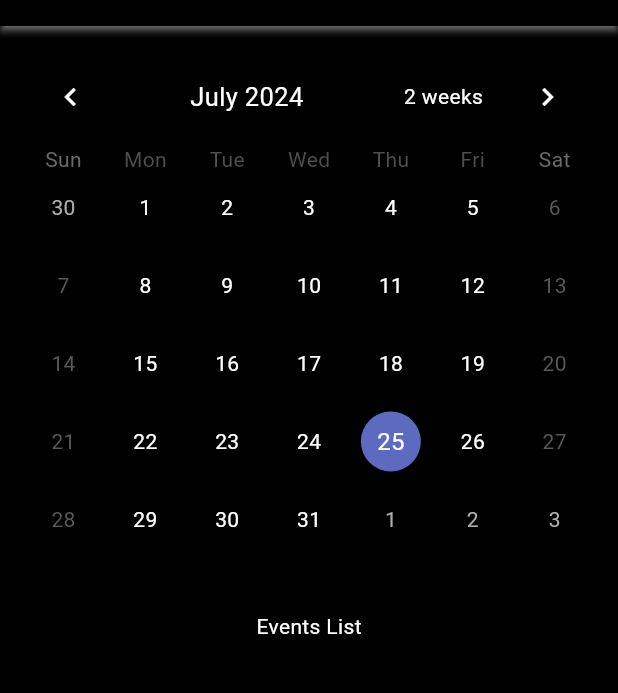
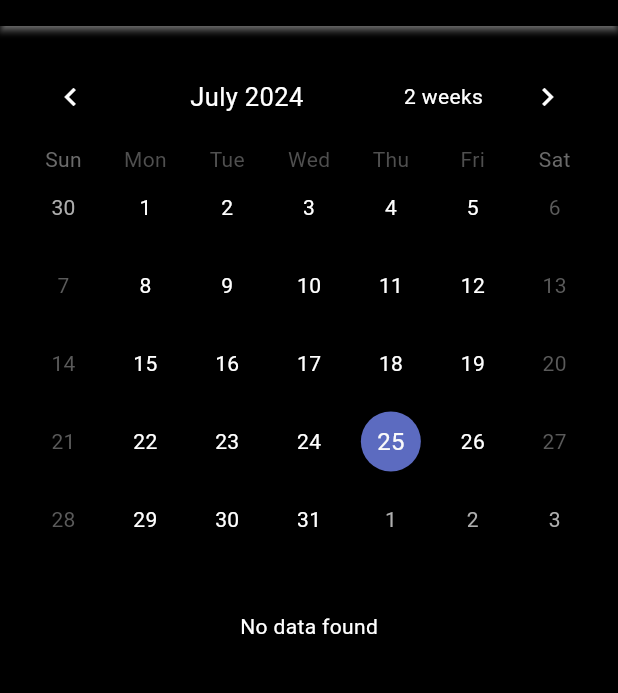
Before and after one commit to DelgaMatt/Sync-Up, a Flutter app: the EventsPage screen opened by its route, on a phone screen of 412 x 824 dp, the part 64-757 px from its top. Run offline on Flutter 3.47's test engine with Material 3 defaults, Android fonts, the light colour scheme and no system bars; drawn by our look-alikes of table_calendar; our stand-ins replace carousel_slider, envied, flutter_riverpod, go_router, supabase_flutter; accounts and stored records are empty; generated files the repository leaves out were written again.

Commit message:
added to event list widget

```diff
--- a/lib/features/calendar/event_list.dart
+++ /dev/null
@@ -1,17 +0,0 @@
-import 'package:flutter/material.dart';
-
-class EventList extends StatefulWidget {
-  const EventList({super.key});
-
-  @override
-  State<EventList> createState() {
-    return EventListState();
-  }
-}
-
-class EventListState extends State<EventList> {
-  @override
-  Widget build(BuildContext context) {
-    return const Text('Events List');
-  }
-}
--- /dev/null
+++ b/lib/features/events/calendar/event_list.dart
@@ -0,0 +1,45 @@
+import 'package:flutter/material.dart';
+import 'package:supabase_flutter/supabase_flutter.dart';
+// import 'package:sync_up/app/router/sync_router.dart';
+// import 'package:sync_up/features/events/calendar/event_controller.dart';
+
+final supabase = Supabase.instance.client;
+
+class EventList extends StatefulWidget {
+  const EventList({super.key});
+
+  @override
+  State<EventList> createState() {
+    return EventListState();
+  }
+}
+
+class EventListState extends State<EventList> {
+  final _events = supabase.from('events').select();
+
+  @override
+  Widget build(BuildContext context) {
+    return FutureBuilder<List<Map<String, dynamic>>>(
+        future: _events,
+        builder: (context, snapshot) {
+          if (snapshot.connectionState == ConnectionState.waiting) {
+            return const Center(child: CircularProgressIndicator());
+          } else if (snapshot.hasError) {
+            return Center(child: Text('Error: ${snapshot.error}'));
+          } else if (!snapshot.hasData || snapshot.data!.isEmpty) {
+            return const Center(child: Text('No data found'));
+          } else {
+            final events = snapshot.data!;
+            return ListView.builder(
+              itemCount: events.length,
+              itemBuilder: (context, index) {
+                final event = events[index];
+                return ListTile(
+                  title: Text(event['event_name']),
+                );
+              },
+            );
+          }
+        });
+  }
+}
```
Also changed, not shown: lib/features/events/calendar/event_controller.dart (added, +20 -0 lines), lib/pages/events_page.dart (+4 -3 lines), lib/features/events/calendar/event_calendar.dart (renamed from lib/features/calendar/event_calendar.dart), 1 other file.
